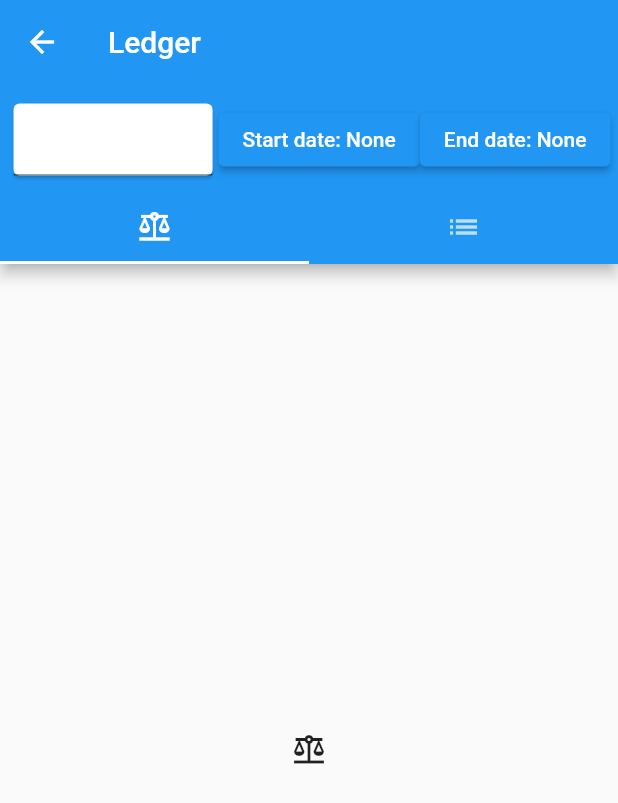
After one commit to amos-joshua/ledger_cli_flutter, a Flutter app: the LedgerTabScreen screen opened directly, on a phone screen of 412 x 824 dp. The commit adds this screen. Shown: the top 803 px of the screen. Run offline on Flutter 3.47's test engine with Material 2 defaults, Android fonts, the phone set to English and light mode, and no system bars; our stand-ins replace file_picker; missing offline and left inert: ledger_cli.

Commit message:
tab controller, query editor bar

```diff
--- /dev/null
+++ b/example/lib/src/ledger_tab_screen.dart
@@ -0,0 +1,79 @@
+import 'package:flutter/material.dart';
+import 'package:ledger_cli_flutter/ledger_cli_flutter.dart';
+
+class QueryTabBar extends StatelessWidget implements PreferredSizeWidget {
+  const QueryTabBar({super.key});
+
+  @override
+  Widget build(BuildContext context) {
+    return Column(
+      mainAxisSize: MainAxisSize.min,
+      children: const [
+        Padding(
+          padding: EdgeInsets.all(5.0),
+          child: QueryEditorBar(),
+        ),
+        TabBar(
+          tabs: [
+            Tab(icon: Icon(Icons.balance)),
+            Tab(icon: Icon(Icons.list)),
+          ],
+        ),
+      ],
+    );
+  }
+
+  @override
+  Size get preferredSize => const Size(double.infinity, 120.0);
+
+}
+
+class LedgerTabScreen extends StatelessWidget {
+  const LedgerTabScreen({super.key});
+
+  @override
+  Widget build(BuildContext context) {
+    return DefaultTabController(
+      length: 2,
+      child: Scaffold(
+          appBar: AppBar(
+            bottom: QueryTabBar(),
+            title: const Text('Ledger'),
+          ),
+          body: TabBarView(
+                  children: [
+                    Icon(Icons.balance),
+                    Icon(Icons.list),
+                  ],
+                ),)
+    );
+  }
+/*
+  @override
+  Widget build(BuildContext context) {
+    return DefaultTabController(
+      length: 2,
+      child: Scaffold(
+        appBar: AppBar(
+          bottom: const TabBar(
+            tabs: [
+              Tab(icon: Icon(Icons.balance)),
+              Tab(icon: Icon(Icons.list)),
+            ],
+          ),
+          title: const Text('Ledger'),
+        ),
+        body: Column(
+          children:[
+            QueryEditorBar(),
+          Expanded(child:const TabBarView(
+          children: [
+            Icon(Icons.balance),
+            Icon(Icons.list),
+          ],
+        ),)
+      ])
+      ),
+    );
+  }*/
+}
--- a/example/lib/src/select_a_file_screen.dart
+++ b/example/lib/src/select_a_file_screen.dart
@@ -2,6 +2,7 @@ import 'dart:io';
 import 'package:flutter/material.dart';
 import 'package:file_picker/file_picker.dart';
 import 'entries_list_screen.dart';
+import 'ledger_tab_screen.dart';
 
 class SelectAFileScreen extends StatelessWidget {
   const SelectAFileScreen({super.key});
@@ -14,7 +15,8 @@ class SelectAFileScreen extends StatelessWidget {
         print("ERROR: select returned null path");
         return;
       }
-      Navigator.of(context).push(MaterialPageRoute(builder: (context) => EntriesListScreen(ledgerPath: ledgerPath)));
+      //Navigator.of(context).push(MaterialPageRoute(builder: (context) => EntriesListScreen(ledgerPath: ledgerPath)));
+      Navigator.of(context).push(MaterialPageRoute(builder: (context) => LedgerTabScreen()));
     });
   }
 
--- a/lib/ledger_cli_flutter.dart
+++ b/lib/ledger_cli_flutter.dart
@@ -1,4 +1,6 @@
 library ledger_cli_flutter;
 
 export 'src/ui/ledger_entry_list.dart';
+export 'src/ui/balance_list.dart';
+export 'src/ui/query_editor_bar.dart';
 export 'src/ledger_container.dart';
--- /dev/null
+++ b/lib/src/ui/query_editor_bar.dart
@@ -0,0 +1,75 @@
+
+import 'package:flutter/material.dart';
+import 'package:ledger_cli/ledger_cli.dart';
+
+class QueryEditorBar extends StatefulWidget {
+  const QueryEditorBar({super.key});
+
+  @override
+  State<StatefulWidget> createState() => _State();
+
+}
+
+class _State extends State<QueryEditorBar> {
+  static const ledgerDateFormatter = LedgerDateFormatter();
+
+  final searchController = TextEditingController();
+  DateTime? startDate;
+  DateTime? endDate;
+
+  String dateOrNone(DateTime? date) => date == null ? 'None' : ledgerDateFormatter.format(date);
+
+  void selectStartDate() {
+    showDatePicker(
+        context: context,
+        initialDate:startDate ?? DateTime.now(),
+        firstDate:DateTime(1900),
+        lastDate: DateTime(2100)).then((newDate) {
+          if (newDate == null) return;
+          setState(() {
+            startDate = newDate;
+          });
+    });
+  }
+
+  void clearStartDate() {
+    setState(() {
+      startDate = null;
+    });
+  }
+
+  void selectEndDate() {
+    showDatePicker(
+        context: context,
+        initialDate:endDate ?? DateTime.now(),
+        firstDate:DateTime(1900),
+        lastDate: DateTime(2100)).then((newDate) {
+      if (newDate == null) return;
+      setState(() {
+        endDate = newDate;
+      });
+    });
+  }
+
+  void clearEndDate() {
+    setState(() {
+      endDate = null;
+    });
+  }
+
+  @override
+  Widget build(BuildContext context) {
+    final mediaQuery = MediaQuery.of(context);
+    return SizedBox(
+        width: mediaQuery.size.width,
+        height: 60,
+        child: Row(
+      children: [
+        Expanded(child:Card(color: Colors.white, child: TextField(controller: searchController))),
+        ElevatedButton(onPressed: selectStartDate, onLongPress: clearStartDate, child: Text('Start date: ${dateOrNone(startDate)}')),
+        ElevatedButton(onPressed: selectEndDate, onLongPress: clearEndDate, child: Text('End date: ${dateOrNone(endDate)}')),
+      ]
+    ));
+  }
+
+}
```
